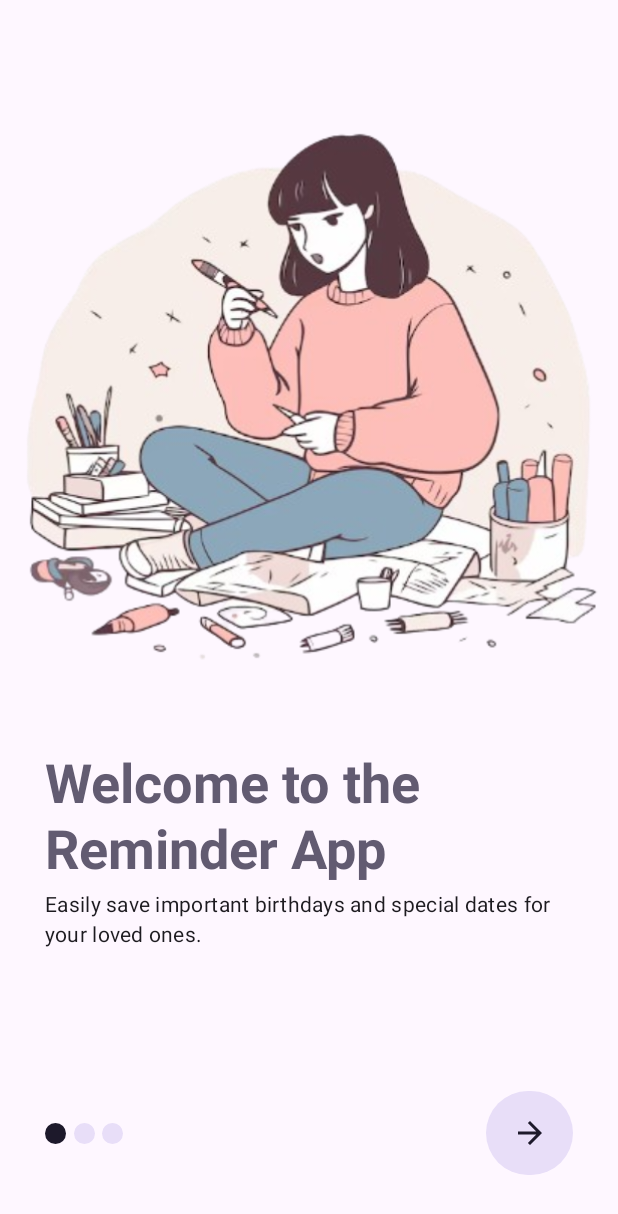
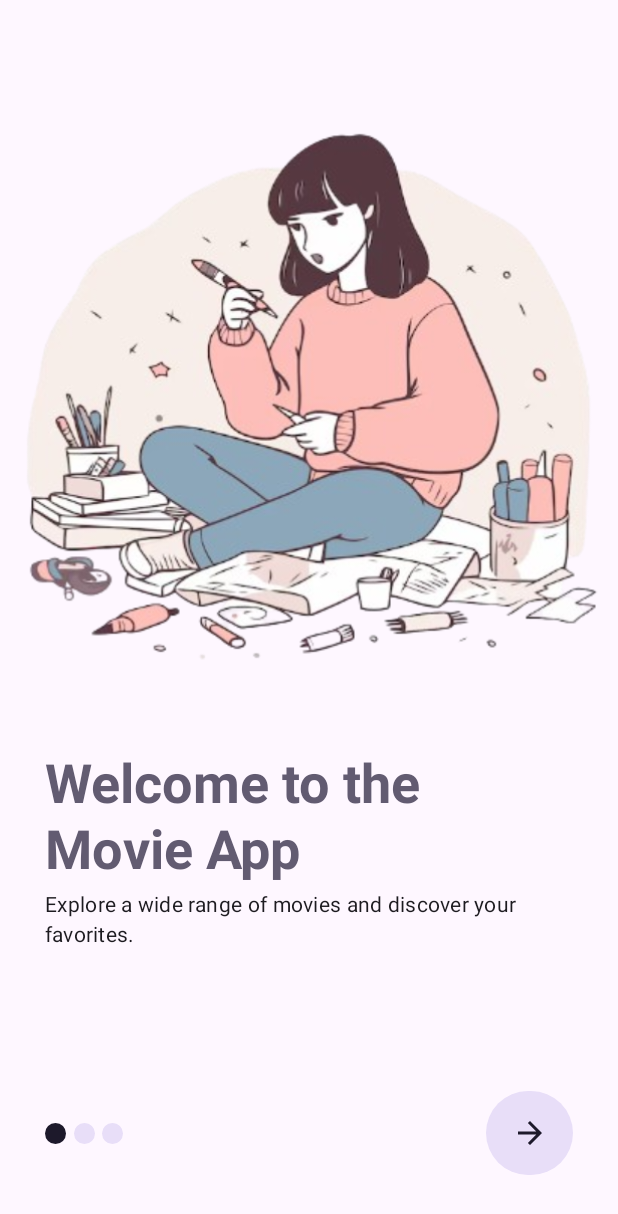
Before and after one commit to mhassanreza/MovieSample, an Android app built with Jetpack Compose: the screen it shows after launch (ReminderMainActivity), on a phone screen of 412 x 824 dp. Shown: the top 1214 px of the screen. Run offline under Robolectric (Android 15) with nearby library versions, the phone set to English and light mode, and no system bars; our stand-ins replace Dagger/Hilt's generated code.

Commit message:
onboarding page title&description changed

```diff
--- a/feature_onboarding/src/main/java/com/interview/onboarding/domain/model/Page.kt
+++ b/feature_onboarding/src/main/java/com/interview/onboarding/domain/model/Page.kt
@@ -11,19 +11,24 @@ data class Page(
 
 // Onboarding pages list :->
 val pages = listOf(
+    // Movie Listing Screen
     Page(
-        title = "Welcome to the Reminder App",
-        description = "Easily save important birthdays and special dates for your loved ones.",
-        image = R.drawable.img
+        title = "Welcome to the Movie App",
+        description = "Explore a wide range of movies and discover your favorites.",
+        image = R.drawable.img // Replace with the image for the listing screen
     ),
+
+    // Movie Detail Screen
     Page(
-        title = "Organize and Share Groups",
-        description = "Create custom groups and share them with your family and friends for easy reminders.",
-        image = R.drawable.img_1
+        title = "Movie Details",
+        description = "Get detailed information about your selected movie, including its cast, genre, and synopsis.",
+        image = R.drawable.img_1 // Replace with the image for the detail screen
     ),
+
+    // Video Player Screen
     Page(
-        title = "Stay Notified",
-        description = "Receive timely notifications for birthdays and other important reminders.",
-        image = R.drawable.img_2
+        title = "Watch the Movie",
+        description = "Enjoy watching the movie with high-quality video playback.",
+        image = R.drawable.img_2 // Replace with the image for the player screen
     )
 )
```
